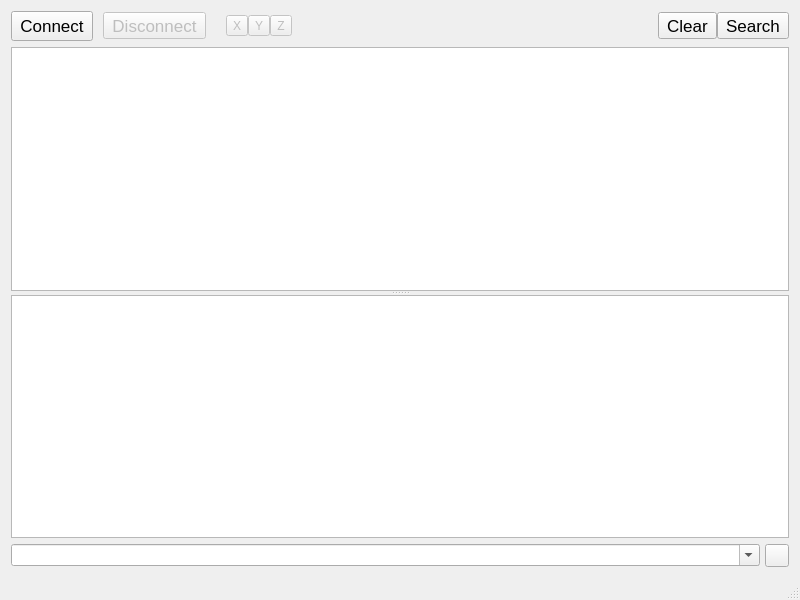
This is mainwindow.ui in develer-staff/cutecom-ng as Qt 5 draws it before an edit. The edited form follows.
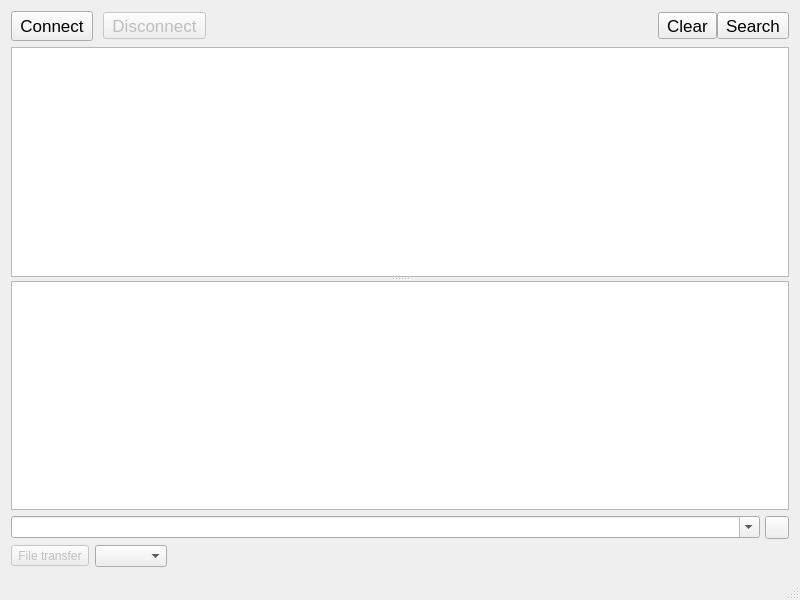
This is the edited form. Icons and pictures are not drawn. Custom widgets are drawn as their Qt base class.

Commit message: switch x/y/z buttons for combobox

Patch:
```diff
--- a/mainwindow.ui
+++ b/mainwindow.ui
@@ -88,39 +88,6 @@
         </property>
        </spacer>
       </item>
-      <item>
-       <widget class="QToolButton" name="transferXButton">
-        <property name="enabled">
-         <bool>false</bool>
-        </property>
-        <property name="text">
-         <string>X</string>
-        </property>
-        <property name="checkable">
-         <bool>false</bool>
-        </property>
-       </widget>
-      </item>
-      <item>
-       <widget class="QToolButton" name="transferYButton">
-        <property name="enabled">
-         <bool>false</bool>
-        </property>
-        <property name="text">
-         <string>Y</string>
-        </property>
-       </widget>
-      </item>
-      <item>
-       <widget class="QToolButton" name="transferZButton">
-        <property name="enabled">
-         <bool>false</bool>
-        </property>
-        <property name="text">
-         <string>Z</string>
-        </property>
-       </widget>
-      </item>
       <item>
        <spacer name="horizontalSpacer_2">
         <property name="orientation">
@@ -128,7 +95,7 @@
         </property>
         <property name="sizeHint" stdset="0">
          <size>
-          <width>40</width>
+          <width>20</width>
           <height>20</height>
          </size>
         </property>
@@ -244,6 +211,36 @@
       </item>
      </layout>
     </item>
+    <item>
+     <layout class="QHBoxLayout" name="horizontalLayout_3">
+      <item>
+       <widget class="QToolButton" name="fileTransferButton">
+        <property name="enabled">
+         <bool>false</bool>
+        </property>
+        <property name="text">
+         <string>File transfer</string>
+        </property>
+       </widget>
+      </item>
+      <item>
+       <widget class="QComboBox" name="protocolCombo"/>
+      </item>
+      <item>
+       <spacer name="horizontalSpacer_4">
+        <property name="orientation">
+         <enum>Qt::Horizontal</enum>
+        </property>
+        <property name="sizeHint" stdset="0">
+         <size>
+          <width>40</width>
+          <height>20</height>
+         </size>
+        </property>
+       </spacer>
+      </item>
+     </layout>
+    </item>
    </layout>
   </widget>
   <widget class="QStatusBar" name="statusBar"/>
```
The commit also changes 3 other files.
